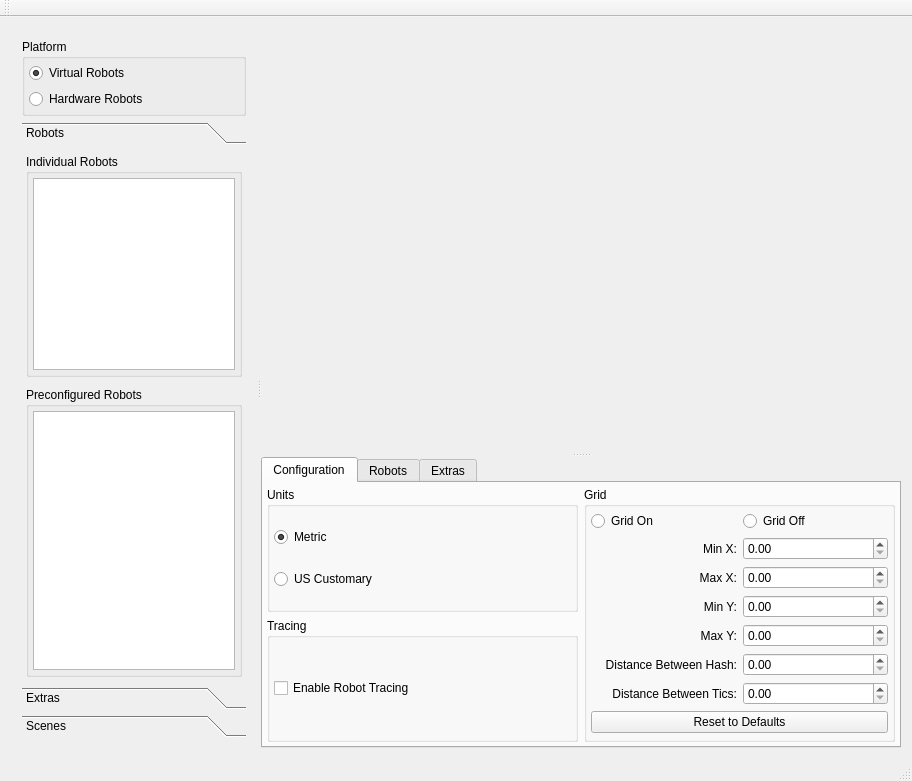
Above: forms/mainwindow.ui from gucwakj/RoboSim before the change. Below: the same form after it.
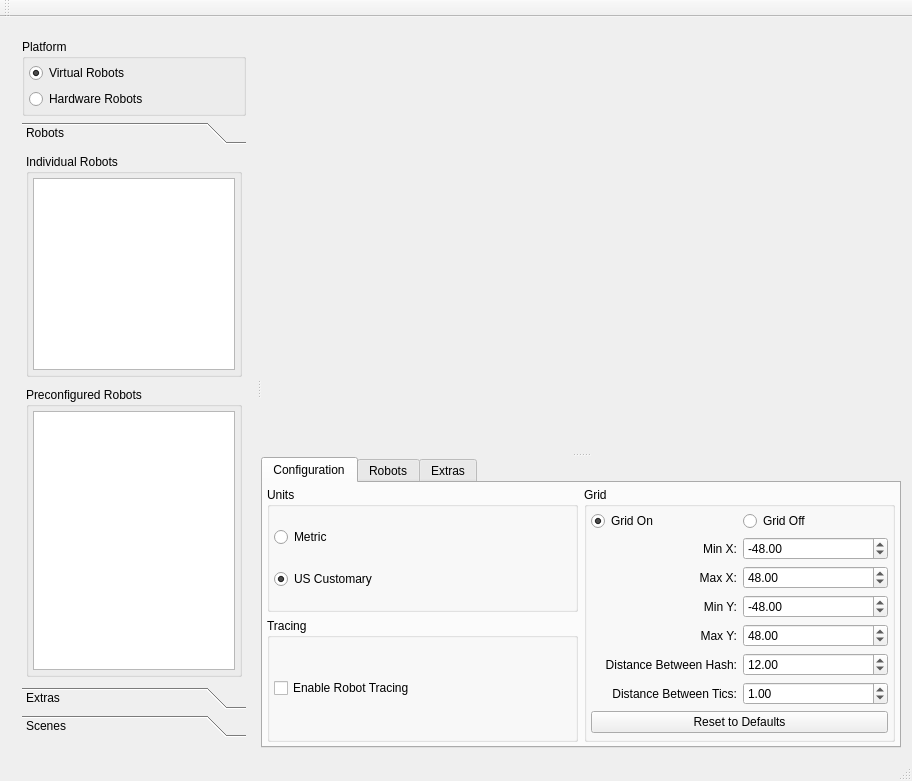
That is the form after the change. The open tabs and pages were chosen to show the change. Custom widgets are drawn as their Qt base class.

Commit message: get grid to change with button presses

Patch:
```diff
--- a/forms/mainwindow.ui
+++ b/forms/mainwindow.ui
@@ -642,7 +642,7 @@
                     <string>Metric</string>
                    </property>
                    <property name="checked">
-                    <bool>true</bool>
+                    <bool>false</bool>
                    </property>
                   </widget>
                  </item>
@@ -651,6 +651,9 @@
                    <property name="text">
                     <string>US Customary</string>
                    </property>
+                   <property name="checked">
+                    <bool>true</bool>
+                   </property>
                   </widget>
                  </item>
                 </layout>
@@ -702,6 +705,9 @@
                    <property name="text">
                     <string>Grid On</string>
                    </property>
+                   <property name="checked">
+                    <bool>true</bool>
+                   </property>
                   </widget>
                  </item>
                  <item>
@@ -726,7 +732,17 @@
                   </widget>
                  </item>
                  <item>
-                  <widget class="QDoubleSpinBox" name="spin_grid_x_min"/>
+                  <widget class="QDoubleSpinBox" name="spin_grid_x_min">
+                   <property name="minimum">
+                    <double>-1000.000000000000000</double>
+                   </property>
+                   <property name="maximum">
+                    <double>1000.000000000000000</double>
+                   </property>
+                   <property name="value">
+                    <double>-48.000000000000000</double>
+                   </property>
+                  </widget>
                  </item>
                 </layout>
                </item>
@@ -743,7 +759,17 @@
                   </widget>
                  </item>
                  <item>
-                  <widget class="QDoubleSpinBox" name="spin_grid_x_max"/>
+                  <widget class="QDoubleSpinBox" name="spin_grid_x_max">
+                   <property name="minimum">
+                    <double>-1000.000000000000000</double>
+                   </property>
+                   <property name="maximum">
+                    <double>1000.000000000000000</double>
+                   </property>
+                   <property name="value">
+                    <double>48.000000000000000</double>
+                   </property>
+                  </widget>
                  </item>
                 </layout>
                </item>
@@ -760,7 +786,17 @@
                   </widget>
                  </item>
                  <item>
-                  <widget class="QDoubleSpinBox" name="spin_grid_y_min"/>
+                  <widget class="QDoubleSpinBox" name="spin_grid_y_min">
+                   <property name="minimum">
+                    <double>-1000.000000000000000</double>
+                   </property>
+                   <property name="maximum">
+                    <double>1000.000000000000000</double>
+                   </property>
+                   <property name="value">
+                    <double>-48.000000000000000</double>
+                   </property>
+                  </widget>
                  </item>
                 </layout>
                </item>
@@ -777,7 +813,17 @@
                   </widget>
                  </item>
                  <item>
-                  <widget class="QDoubleSpinBox" name="spin_grid_y_max"/>
+                  <widget class="QDoubleSpinBox" name="spin_grid_y_max">
+                   <property name="minimum">
+                    <double>-1000.000000000000000</double>
+                   </property>
+                   <property name="maximum">
+                    <double>1000.000000000000000</double>
+                   </property>
+                   <property name="value">
+                    <double>48.000000000000000</double>
+                   </property>
+                  </widget>
                  </item>
                 </layout>
                </item>
@@ -794,7 +840,14 @@
                   </widget>
                  </item>
                  <item>
-                  <widget class="QDoubleSpinBox" name="spin_grid_hash"/>
+                  <widget class="QDoubleSpinBox" name="spin_grid_hash">
+                   <property name="maximum">
+                    <double>1000.000000000000000</double>
+                   </property>
+                   <property name="value">
+                    <double>12.000000000000000</double>
+                   </property>
+                  </widget>
                  </item>
                 </layout>
                </item>
@@ -811,7 +864,17 @@
                   </widget>
                  </item>
                  <item>
-                  <widget class="QDoubleSpinBox" name="spin_grid_tics"/>
+                  <widget class="QDoubleSpinBox" name="spin_grid_tics">
+                   <property name="minimum">
+                    <double>0.000000000000000</double>
+                   </property>
+                   <property name="maximum">
+                    <double>1000.000000000000000</double>
+                   </property>
+                   <property name="value">
+                    <double>1.000000000000000</double>
+                   </property>
+                  </widget>
                  </item>
                 </layout>
                </item>
```
Left out of the diff: 5 changed lines with no effect on the pictures. The commit also changes 6 other files.
